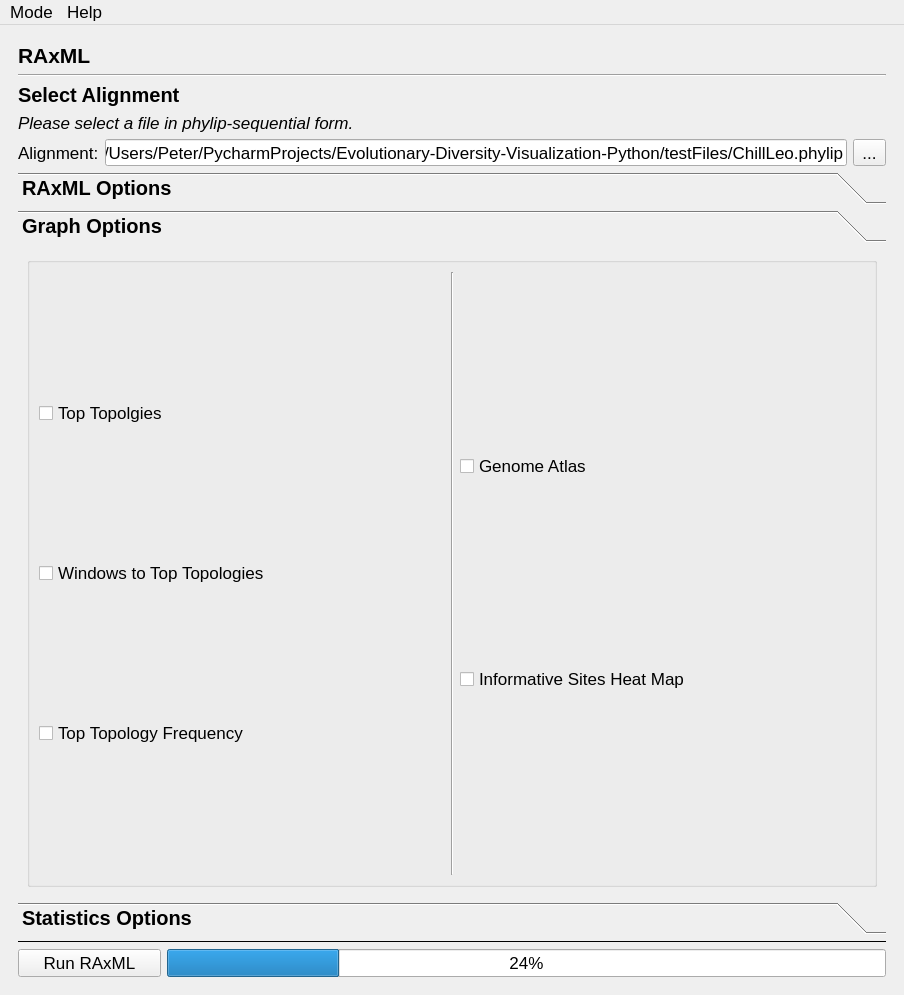
Old version of the form module/gui_layout.ui in the repository PeterDulworth/PhyloVis.
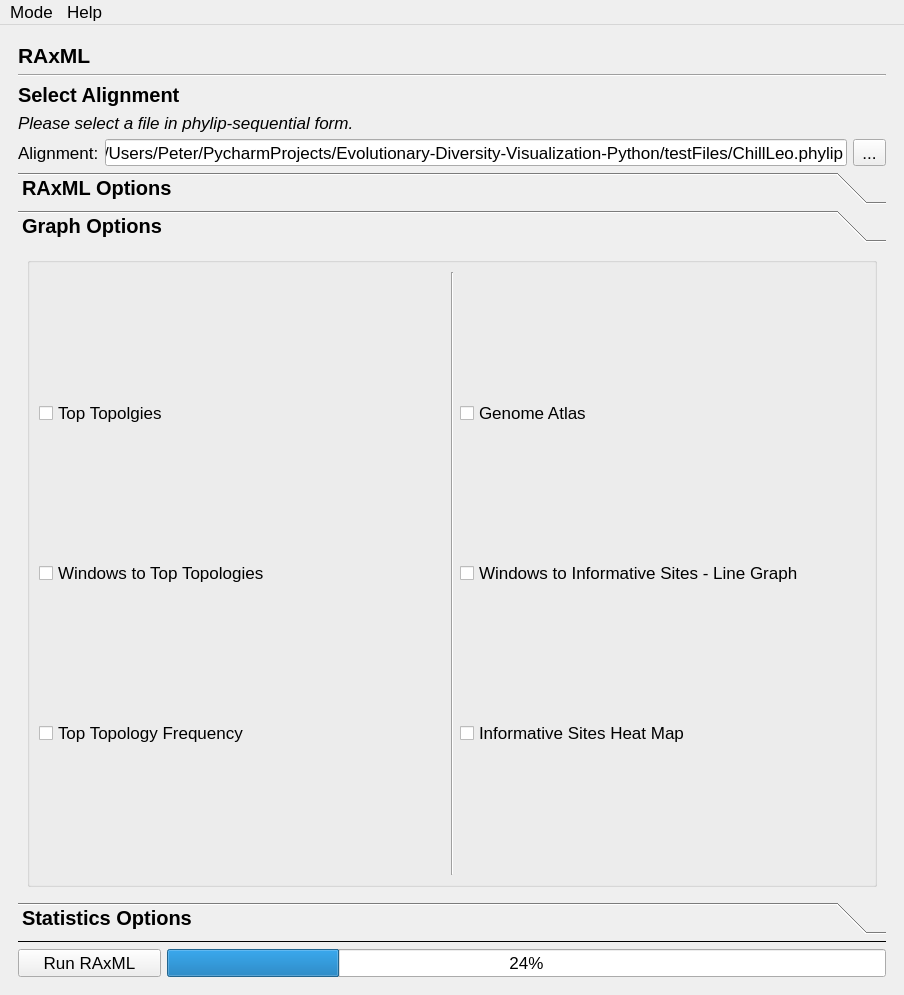
New version of the form. The open tabs and pages were chosen to show the change.

Commit message: adding informative sites graph and now you don't have to modify the Bio source

```diff
--- a/module/gui_layout.ui
+++ b/module/gui_layout.ui
@@ -1306,8 +1306,8 @@
               <rect>
                <x>0</x>
                <y>0</y>
-               <width>451</width>
-               <height>157</height>
+               <width>854</width>
+               <height>643</height>
               </rect>
              </property>
              <attribute name="label">
@@ -1497,6 +1497,30 @@
                      </item>
                     </layout>
                    </item>
+                   <item>
+                    <layout class="QHBoxLayout" name="horizontalLayout_13">
+                     <item>
+                      <widget class="QCheckBox" name="checkboxWindowsToInfSites">
+                       <property name="text">
+                        <string>Windows to Informative Sites - Line Graph</string>
+                       </property>
+                      </widget>
+                     </item>
+                     <item>
+                      <spacer name="horizontalSpacer_26">
+                       <property name="orientation">
+                        <enum>Qt::Horizontal</enum>
+                       </property>
+                       <property name="sizeHint" stdset="0">
+                        <size>
+                         <width>40</width>
+                         <height>20</height>
+                        </size>
+                       </property>
+                      </spacer>
+                     </item>
+                    </layout>
+                   </item>
                    <item>
                     <layout class="QHBoxLayout" name="heatMapHL">
                      <item>
```
Left out of the diff: 8 changed lines with no effect on the pictures. The commit also changes 6 other files.
